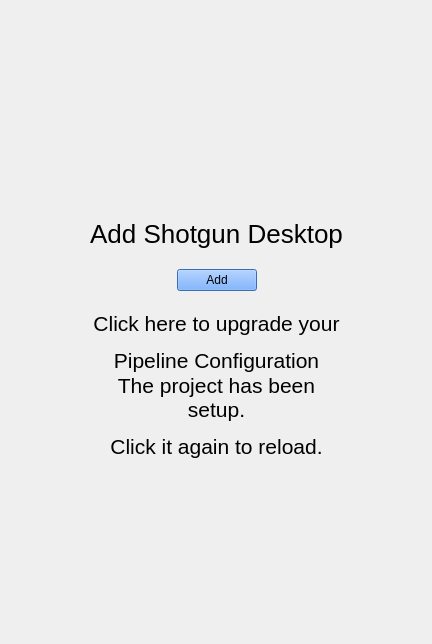
Above: resources/update_project_config.ui from shotgunsoftware/tk-desktop before the change. Below: the same form after it.
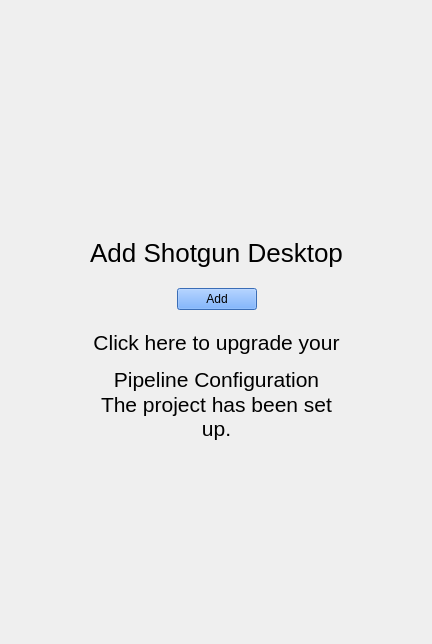
That is the form after the change. Icons and pictures are not drawn.

Commit message: Ticket #26020 - Added screen for when a configuration has not been set up for the current os - Fix for projects not showing up on first launch - Dark icon for default user thumbnail

What changed in the file:
```diff
--- a/resources/update_project_config.ui
+++ b/resources/update_project_config.ui
@@ -178,7 +178,7 @@
        <item>
         <widget class="QLabel" name="success">
          <property name="text">
-          <string>&lt;html&gt;&lt;head/&gt;&lt;body&gt;&lt;p align=&quot;center&quot;&gt;&lt;span style=&quot; font-size:16pt;&quot;&gt;The project has been setup.&lt;/span&gt;&lt;/p&gt;&lt;p align=&quot;center&quot;&gt;&lt;span style=&quot; font-size:16pt;&quot;&gt;Click it again to reload.&lt;/span&gt;&lt;/p&gt;&lt;/body&gt;&lt;/html&gt;</string>
+          <string>&lt;html&gt;&lt;head/&gt;&lt;body&gt;&lt;p align=&quot;center&quot;&gt;&lt;span style=&quot; font-size:16pt;&quot;&gt;The project has been set up.&lt;/span&gt;&lt;/p&gt;</string>
          </property>
          <property name="wordWrap">
           <bool>true</bool>
```
The commit also changes 10 other files.
